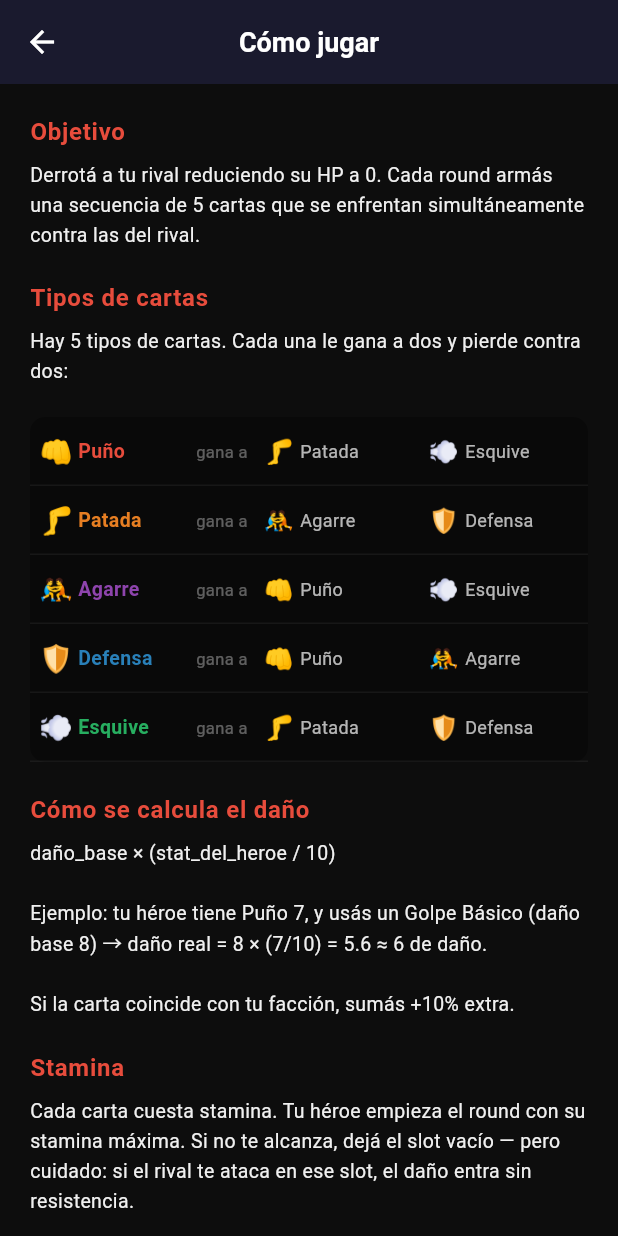
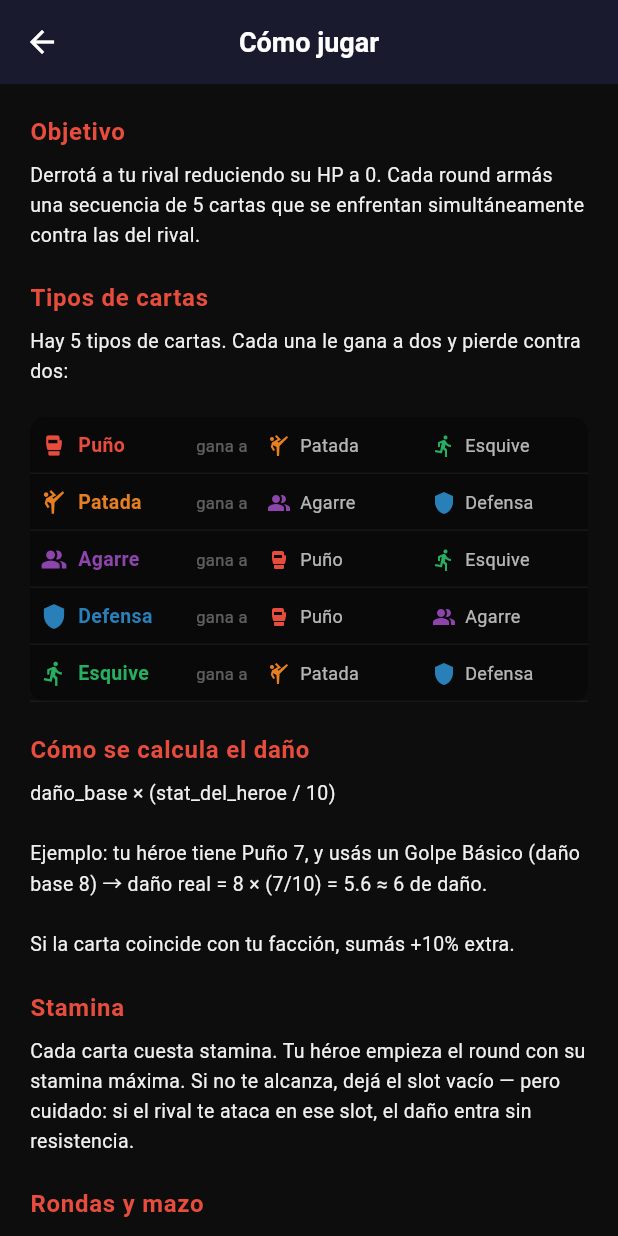
Before and after one commit to spcolonna/Clash-Of-Warriors, a Flutter app: the HowToPlayScreen screen opened directly, on a phone screen of 412 x 824 dp. Run offline on Flutter 3.47's test engine with Material 3 defaults, Android fonts, the phone set to English and light mode, and no system bars; our stand-ins replace audioplayers, cloud_firestore, firebase_analytics, firebase_auth, firebase_core, flutter_riverpod and 4 more; accounts and stored records are empty; key blocks and very long unbroken strings in the code were emptied for the run.

Commit message:
mucho mejor

```diff
--- a/lib/delivery/screens/help/how_to_play_screen.dart
+++ b/lib/delivery/screens/help/how_to_play_screen.dart
@@ -165,11 +165,11 @@ class _MatchupTable extends StatelessWidget {
   const _MatchupTable();
 
   static const _data = [
-    ('👊', 'Puño',    Color(0xFFE74C3C), CardCategory.kick,    CardCategory.dodge),
-    ('🦵', 'Patada',  Color(0xFFE67E22), CardCategory.grapple, CardCategory.defense),
-    ('🤼', 'Agarre',  Color(0xFF8E44AD), CardCategory.punch,   CardCategory.dodge),
-    ('🛡️', 'Defensa', Color(0xFF2980B9), CardCategory.punch,   CardCategory.grapple),
-    ('💨', 'Esquive', Color(0xFF27AE60), CardCategory.kick,    CardCategory.defense),
+    (Icons.sports_mma,      'Puño',    Color(0xFFE74C3C), CardCategory.kick,    CardCategory.dodge),
+    (Icons.sports_martial_arts,  'Patada',  Color(0xFFE67E22), CardCategory.grapple, CardCategory.defense),
+    (Icons.people_alt,      'Agarre',  Color(0xFF8E44AD), CardCategory.punch,   CardCategory.dodge),
+    (Icons.shield,          'Defensa', Color(0xFF2980B9), CardCategory.punch,   CardCategory.grapple),
+    (Icons.directions_run,  'Esquive', Color(0xFF27AE60), CardCategory.kick,    CardCategory.defense),
   ];
 
   @override
@@ -182,13 +182,13 @@ class _MatchupTable extends StatelessWidget {
       ),
       child: Table(
         columnWidths: const {
-          0: FixedColumnWidth(32),   // emoji
-          1: FixedColumnWidth(72),   // nombre
-          2: FixedColumnWidth(48),   // "gana a"
-          3: FixedColumnWidth(28),   // emoji1
-          4: FlexColumnWidth(),      // nombre1
-          5: FixedColumnWidth(28),   // emoji2
-          6: FlexColumnWidth(),      // nombre2
+          0: FixedColumnWidth(32),
+          1: FixedColumnWidth(72),
+          2: FixedColumnWidth(48),
+          3: FixedColumnWidth(28),
+          4: FlexColumnWidth(),
+          5: FixedColumnWidth(28),
+          6: FlexColumnWidth(),
         },
         defaultVerticalAlignment: TableCellVerticalAlignment.middle,
         children: _data.map((row) {
@@ -202,15 +202,10 @@ class _MatchupTable extends StatelessWidget {
               ),
             ),
             children: [
-              // Emoji del tipo
               Padding(
                 padding: const EdgeInsets.symmetric(vertical: 10, horizontal: 6),
-                child: Text(
-                  row.$1,
-                  style: const TextStyle(fontSize: 18),
-                ),
+                child: Icon(row.$1, size: 18, color: row.$3),
               ),
-              // Nombre del tipo
               Text(
                 row.$2,
                 style: TextStyle(
@@ -219,7 +214,6 @@ class _MatchupTable extends StatelessWidget {
                   fontWeight: FontWeight.bold,
                 ),
               ),
-              // "gana a"
               Text(
                 'gana a',
                 style: TextStyle(
@@ -228,13 +222,10 @@ class _MatchupTable extends StatelessWidget {
                 ),
                 textAlign: TextAlign.center,
               ),
-              // Emoji ganado 1
-              Text(
-                _emoji(row.$4),
-                style: const TextStyle(fontSize: 16),
-                textAlign: TextAlign.center,
+              Padding(
+                padding: const EdgeInsets.symmetric(vertical: 8),
+                child: Icon(_icon(row.$4), size: 16, color: _color(row.$4)),
               ),
-              // Nombre ganado 1
               Padding(
                 padding: const EdgeInsets.only(right: 4),
                 child: Text(
@@ -242,13 +233,7 @@ class _MatchupTable extends StatelessWidget {
                   style: const TextStyle(color: Colors.white70, fontSize: 12),
                 ),
               ),
-              // Emoji ganado 2
-              Text(
-                _emoji(row.$5),
-                style: const TextStyle(fontSize: 16),
-                textAlign: TextAlign.center,
-              ),
-              // Nombre ganado 2
+              Icon(_icon(row.$5), size: 16, color: _color(row.$5)),
               Padding(
                 padding: const EdgeInsets.only(right: 8),
                 child: Text(
@@ -263,12 +248,20 @@ class _MatchupTable extends StatelessWidget {
     );
   }
 
-  String _emoji(CardCategory c) => switch (c) {
-    CardCategory.punch   => '👊',
-    CardCategory.kick    => '🦵',
-    CardCategory.grapple => '🤼',
-    CardCategory.defense => '🛡️',
-    CardCategory.dodge   => '💨',
+  IconData _icon(CardCategory c) => switch (c) {
+    CardCategory.punch   => Icons.sports_mma,
+    CardCategory.kick    => Icons.sports_martial_arts,
+    CardCategory.grapple => Icons.people_alt,
+    CardCategory.defense => Icons.shield,
+    CardCategory.dodge   => Icons.directions_run,
+  };
+
+  Color _color(CardCategory c) => switch (c) {
+    CardCategory.punch   => const Color(0xFFE74C3C),
+    CardCategory.kick    => const Color(0xFFE67E22),
+    CardCategory.grapple => const Color(0xFF8E44AD),
+    CardCategory.defense => const Color(0xFF2980B9),
+    CardCategory.dodge   => const Color(0xFF27AE60),
   };
 
   String _label(CardCategory c) => switch (c) {
--- a/lib/delivery/screens/home/home_screen.dart
+++ b/lib/delivery/screens/home/home_screen.dart
@@ -106,8 +106,10 @@ class _HomeScreenState extends ConsumerState<HomeScreen> {
                     title: 'Tienda Premium',
                     subtitle: 'Héroes legendarios, tokens y packs exclusivos',
                     onTap: () => Navigator.of(context).push(
-                      MaterialPageRoute(
-                        builder: (_) => const PremiumShopScreen(),
+                      PageRouteBuilder(
+                        pageBuilder: (_, __, ___) => const PremiumShopScreen(),
+                        transitionDuration: Duration.zero,
+                        reverseTransitionDuration: Duration.zero,
                       ),
                     ),
                   ),
```
Also changed, not shown: lib/delivery/screens/battle/pre_battle_screens.dart (+18 -9 lines), lib/delivery/screens/deck/deck_builder_screen.dart (+22 -0 lines), lib/delivery/screens/premium_shop/premium_shop_screen.dart (+136 -48 lines), lib/delivery/widgets/hero_stats_dialog.dart (+4 -4 lines).
